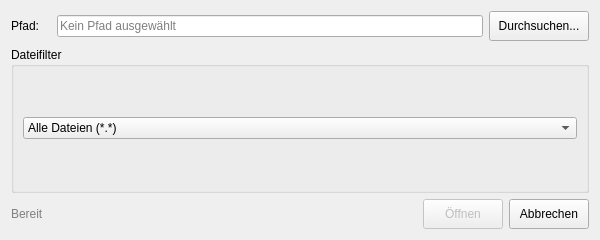
Old version of the form find_json_file/file_open.ui in the repository Bradyphrenia/op_barcode.
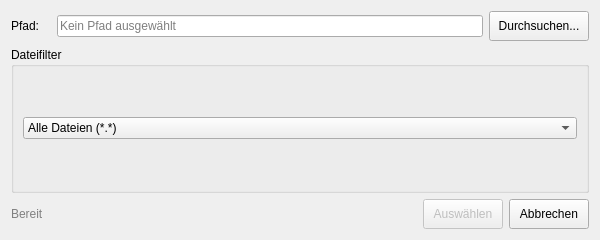
New version of the form.

```diff
--- a/find_json_file/file_open.ui
+++ b/find_json_file/file_open.ui
@@ -132,7 +132,7 @@
         </size>
        </property>
        <property name="text">
-        <string>Öffnen</string>
+        <string>Auswählen</string>
        </property>
        <property name="default">
         <bool>true</bool>
```
Left out of the diff: 2 changed lines with no effect on the pictures.
